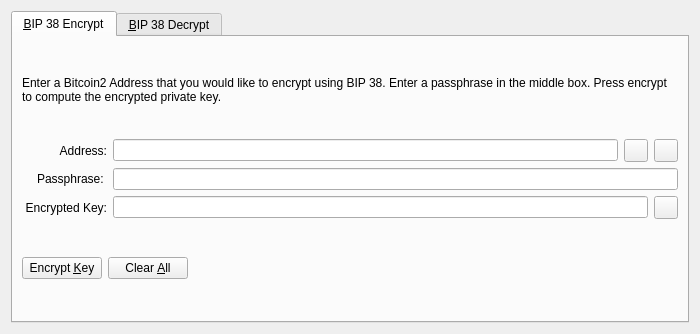
Old version of the form src/qt/forms/bip38tooldialog.ui in the repository devzx90/bitcoin2.
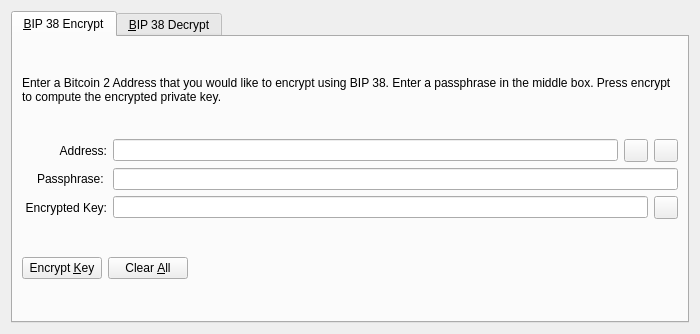
New version of the form. The open tabs and pages were chosen to show the change. Icons and pictures are not drawn. Custom widgets are drawn as their Qt base class.

Patch:
```diff
--- a/src/qt/forms/bip38tooldialog.ui
+++ b/src/qt/forms/bip38tooldialog.ui
@@ -30,7 +30,7 @@
        <item>
         <widget class="QLabel" name="infoLabel_ENC">
          <property name="text">
-          <string>Enter a Bitcoin2 Address that you would like to encrypt using BIP 38. Enter a passphrase in the middle box. Press encrypt to compute the encrypted private key.</string>
+          <string>Enter a Bitcoin 2 Address that you would like to encrypt using BIP 38. Enter a passphrase in the middle box. Press encrypt to compute the encrypted private key.</string>
          </property>
          <property name="textFormat">
           <enum>Qt::PlainText</enum>
```
